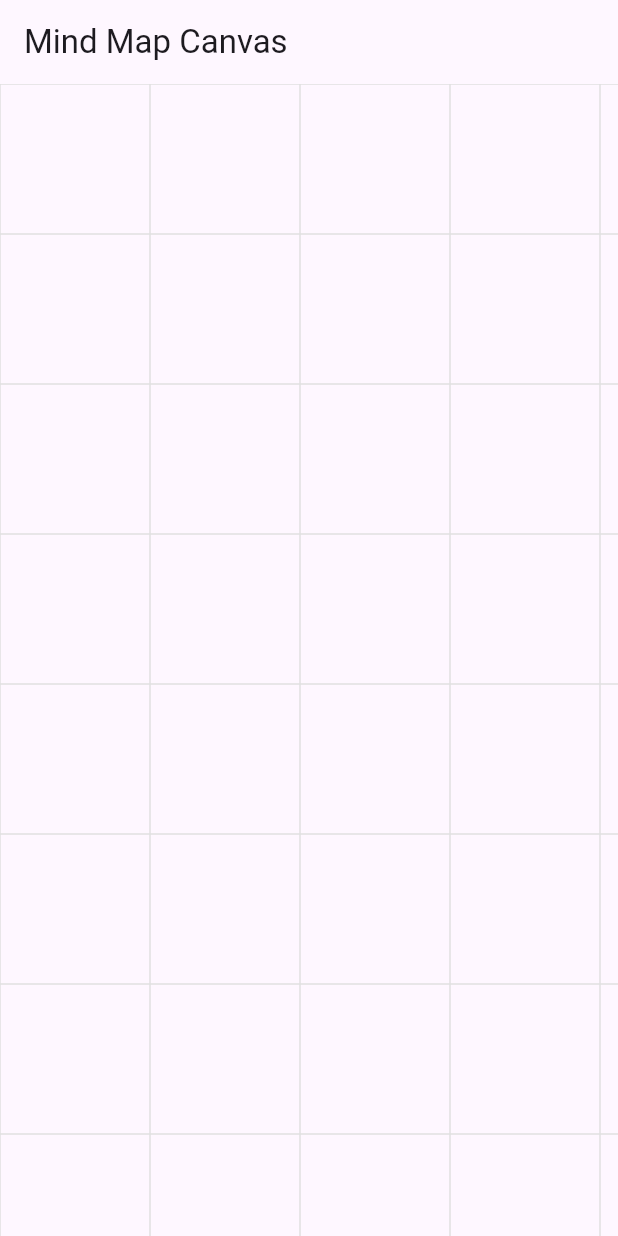
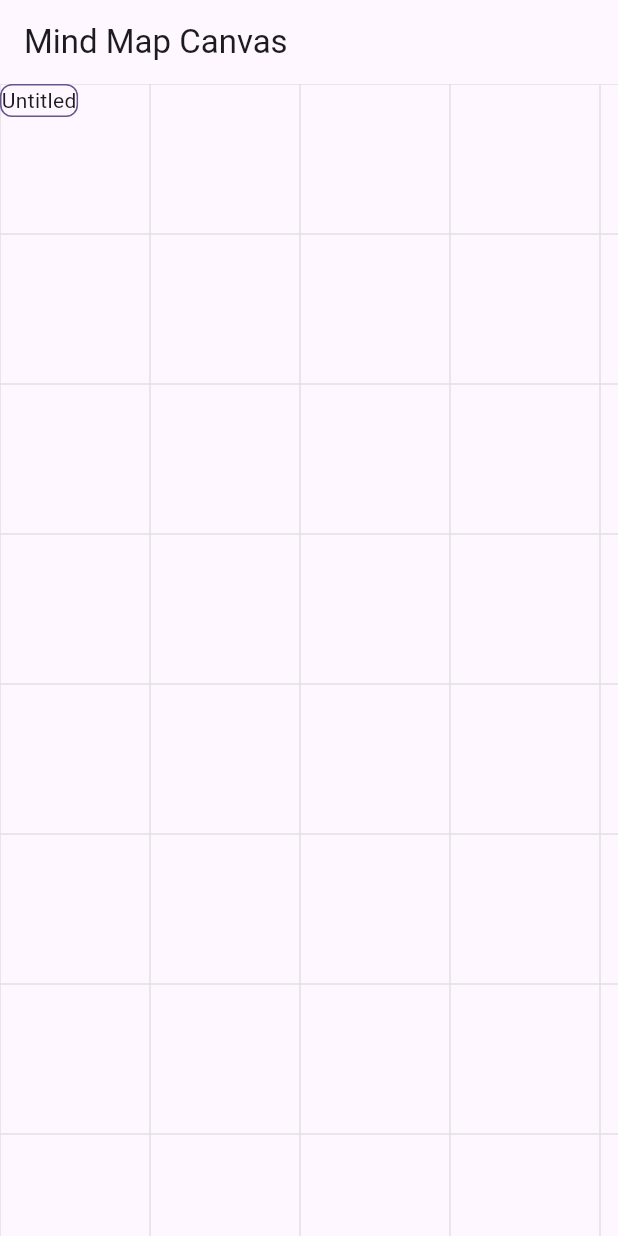
Before and after one commit to hnvcam/teno_mindmap, a Flutter app: the screen it shows after launch, on a phone screen of 412 x 824 dp. Run offline on Flutter 3.47's test engine with Material 3 defaults, Android fonts, the phone set to English and light mode, and no system bars; our stand-ins replace flutter_bloc, freezed_annotation; missing offline and left inert: teno_debug.

Commit message:
Need to recalculate the node position and scale.

```diff
--- a/lib/MindMap.dart
+++ b/lib/MindMap.dart
@@ -1,13 +1,34 @@
+import 'package:flutter/foundation.dart';
 import 'package:flutter/material.dart';
+import 'package:flutter/services.dart';
 import 'package:flutter_bloc/flutter_bloc.dart';
 import 'package:teno_mindmap/canvas/GridCanvas.dart';
 import 'package:teno_mindmap/canvas/bloc/CanvasBloc.dart';
+import 'package:teno_mindmap/dashboard/bloc/DashboardState.dart';
+
+import 'dashboard/Dashboard.dart';
 
 class MindMap extends StatelessWidget {
   const MindMap({super.key});
 
   @override
   Widget build(BuildContext context) {
-    return BlocProvider(create: (_) => CanvasBloc(), child: GridCanvas());
+    if (kIsWeb) {
+      BrowserContextMenu.disableContextMenu();
+    }
+
+    return BlocProvider(
+      create: (_) => CanvasBloc(),
+      child: ClipRect(
+        child: Stack(
+          children: [
+            Positioned.fill(child: GridCanvas()),
+            Positioned.fill(
+              child: Dashboard(dashboardState: DashboardState.empty),
+            ),
+          ],
+        ),
+      ),
+    );
   }
 }
--- a/lib/canvas/GridCanvas.dart
+++ b/lib/canvas/GridCanvas.dart
@@ -14,7 +14,6 @@ class GridCanvas extends StatelessWidget {
   @override
   Widget build(BuildContext context) {
     return CanvasActivityDetector(
-      child: ClipRect(
       child: BlocBuilder<CanvasBloc, CanvasState>(
         builder: (context, state) {
           return CustomPaint(
@@ -22,7 +21,6 @@ class GridCanvas extends StatelessWidget {
             painter: GridPainter(scale: state.scale, offset: state.offset),
           );
         },
-        ),
       ),
     );
   }
--- /dev/null
+++ b/lib/converters/OffsetJsonConverter.dart
@@ -0,0 +1,17 @@
+import 'dart:ui';
+
+import 'package:json_annotation/json_annotation.dart';
+
+class OffsetJsonConverter extends JsonConverter<Offset, Map<String, double>> {
+  const OffsetJsonConverter();
+
+  @override
+  Offset fromJson(Map<String, double> json) {
+    return Offset(json['dx'] ?? 0, json['dy'] ?? 0);
+  }
+
+  @override
+  Map<String, double> toJson(Offset object) {
+    return {'dx': object.dx, 'dy': object.dy};
+  }
+}
--- /dev/null
+++ b/lib/converters/SizeJsonConverter.dart
@@ -0,0 +1,17 @@
+import 'dart:ui';
+
+import 'package:json_annotation/json_annotation.dart';
+
+class SizeJsonConverter extends JsonConverter<Size, Map<String, double>> {
+  const SizeJsonConverter();
+
+  @override
+  Size fromJson(Map<String, double> json) {
+    return Size(json['width'] ?? 0, json['height'] ?? 0);
+  }
+
+  @override
+  Map<String, double> toJson(Size object) {
+    return {'width': object.width, 'height': object.height};
+  }
+}
--- /dev/null
+++ b/lib/dashboard/Dashboard.dart
@@ -0,0 +1,83 @@
+import 'package:flutter/material.dart';
+import 'package:flutter_bloc/flutter_bloc.dart';
+import 'package:teno_mindmap/canvas/bloc/CanvasBloc.dart';
+import 'package:teno_mindmap/models/NodeMeta.dart';
+
+import '../canvas/bloc/CanvasState.dart';
+import '../models/Node.dart';
+import 'bloc/DashboardBloc.dart';
+import 'bloc/DashboardState.dart';
+import 'widgets/DefaultConnectorRenderer.dart';
+import 'widgets/DefaultNodeRenderer.dart';
+
+class Dashboard extends StatelessWidget {
+  static Widget defaultNodeRenderer(
+    BuildContext context,
+    Node node,
+    NodeMeta nodeMeta,
+  ) => DefaultNodeRenderer(node, meta: nodeMeta);
+
+  static Widget defaultConnectorRenderer(
+    BuildContext context,
+    Node parent,
+    Node child,
+    NodeMeta parentMeta,
+    NodeMeta childMeta,
+  ) => DefaultConnectorRenderer(
+    parent: parent,
+    node: child,
+    parentMeta: parentMeta,
+    nodeMeta: childMeta,
+  );
+
+  const Dashboard({
+    super.key,
+    required this.dashboardState,
+    this.nodeRender = defaultNodeRenderer,
+    this.connectorRender = defaultConnectorRenderer,
+  });
+
+  final DashboardState dashboardState;
+  final Widget Function(BuildContext context, Node node, NodeMeta meta)
+  nodeRender;
+  final Widget Function(
+    BuildContext context,
+    Node parent,
+    Node child,
+    NodeMeta parentMeta,
+    NodeMeta childMeta,
+  )
+  connectorRender;
+
+  @override
+  Widget build(BuildContext context) {
+    return BlocProvider(
+      create: (_) => DashboardBloc(dashboardState),
+      child: BlocBuilder<CanvasBloc, CanvasState>(
+        builder: (context, canvasState) {
+          return BlocBuilder<DashboardBloc, DashboardState>(
+            builder: (context, state) {
+              return Stack(
+                children: [
+                  for (final node in state.nodes.values)
+                    Builder(
+                      builder: (context) {
+                        final nodeMeta = state.nodeMetas[node.id]!;
+                        return Transform.translate(
+                          offset: canvasState.offset + nodeMeta.position,
+                          child: Transform.scale(
+                            scale: canvasState.scale,
+                            child: nodeRender(context, node, nodeMeta),
+                          ),
+                        );
+                      },
+                    ),
+                ],
+              );
+            },
+          );
+        },
+      ),
+    );
+  }
+}
--- /dev/null
+++ b/lib/dashboard/bloc/DashboardBloc.dart
@@ -0,0 +1,8 @@
+import 'package:flutter_bloc/flutter_bloc.dart';
+import 'package:teno_mindmap/dashboard/bloc/DashboardState.dart';
+
+part 'DashboardEvent.dart';
+
+class DashboardBloc extends Bloc<DashboardEvent, DashboardState> {
+  DashboardBloc(super.initialState);
+}
--- /dev/null
+++ b/lib/dashboard/bloc/DashboardEvent.dart
@@ -0,0 +1,5 @@
+part of 'DashboardBloc.dart';
+
+sealed class DashboardEvent {
+  const DashboardEvent();
+}
--- /dev/null
+++ b/lib/dashboard/bloc/DashboardState.dart
@@ -0,0 +1,94 @@
+import 'package:freezed_annotation/freezed_annotation.dart';
+import 'package:uuid/uuid.dart';
+
+import '../../models/Node.dart';
+import '../../models/NodeMeta.dart';
+
+part 'generated/DashboardState.freezed.dart';
+part 'generated/DashboardState.g.dart';
+
+@freezed
+sealed class DashboardState with _$DashboardState {
+  static final DashboardState empty = DashboardState().newRoot();
+  static final uuid = Uuid();
+
+  const DashboardState._();
+
+  const factory DashboardState({
+    @Default({}) Map<String, Node> nodes,
+    @Default({}) Map<String, NodeMeta> nodeMetas,
+    Node? root,
+  }) = _DashboardState;
+
+  factory DashboardState.fromJson(Map<String, dynamic> json) =>
+      _$DashboardStateFromJson(json);
+
+  DashboardState newRoot() {
+    if (root != null) {
+      throw Exception('Root already exists');
+    }
+    final rootNode = Node(id: uuid.v4());
+    return copyWith(
+      root: rootNode,
+      nodes: Map.of(nodes)..[rootNode.id] = rootNode,
+      nodeMetas: Map.of(nodeMetas)
+        ..[rootNode.id] = NodeMeta(id: rootNode.id, title: 'Untitled'),
+    );
+  }
+
+  DashboardState addNode({
+    required String parentId,
+    required NodeMeta nodeMeta,
+  }) {
+    if (!nodes.containsKey(parentId)) {
+      throw Exception('Parent node not found');
+    }
+    final parentNode = nodes[parentId];
+    final newNode = Node(id: uuid.v4(), parent: parentNode);
+    final newNodeMeta = nodeMeta.copyWith(id: newNode.id);
+    return copyWith(
+      nodes:
+          Map.of(nodes)
+            ..[newNode.id] = newNode
+            ..[parentId] = parentNode!.copyWith(
+              children: [...parentNode.children, newNode],
+            ),
+      nodeMetas: Map.of(nodeMetas)..[newNode.id] = newNodeMeta,
+    );
+  }
+
+  DashboardState removeNode(String nodeId) {
+    if (!nodes.containsKey(nodeId)) {
+      throw Exception('Node not found');
+    }
+    final node = nodes[nodeId];
+    if (node!.isRoot) {
+      throw Exception('Cannot remove root node');
+    }
+    final parentNode = node.parent;
+    if (parentNode == null) {
+      throw Exception('Node has no parent');
+    }
+    return copyWith(
+      nodes:
+          Map.of(nodes)
+            ..remove(nodeId)
+            ..[parentNode.id] = parentNode.copyWith(
+              children:
+                  parentNode.children
+                      .where((child) => child.id != nodeId)
+                      .toList(),
+            ),
+      nodeMetas: Map.of(nodeMetas)..remove(nodeId),
+    );
+  }
+
+  DashboardState updateNode(String nodeId, NodeMeta newMeta) {
+    if (!nodes.containsKey(nodeId)) {
+      throw Exception('Node not found');
+    }
+    return copyWith(
+      nodeMetas: Map.of(nodeMetas)..[nodeId] = newMeta.copyWith(id: nodeId),
+    );
+  }
+}
--- /dev/null
+++ b/lib/dashboard/widgets/DefaultNodeRenderer.dart
@@ -0,0 +1,23 @@
+import 'package:flutter/material.dart';
+
+import '../../models/Node.dart';
+import '../../models/NodeMeta.dart';
+
+class DefaultNodeRenderer extends StatelessWidget {
+  const DefaultNodeRenderer(this.node, {super.key, required this.meta});
+
+  final Node node;
+  final NodeMeta meta;
+
+  @override
+  Widget build(BuildContext context) {
+    final theme = Theme.of(context);
+    return Container(
+      decoration: BoxDecoration(
+        borderRadius: BorderRadius.circular(8),
+        border: Border.all(color: theme.primaryColor),
+      ),
+      child: Text(meta.title),
+    );
+  }
+}
--- /dev/null
+++ b/lib/models/Node.dart
@@ -0,0 +1,20 @@
+import 'package:freezed_annotation/freezed_annotation.dart';
+
+part 'generated/Node.freezed.dart';
+part 'generated/Node.g.dart';
+
+@freezed
+sealed class Node with _$Node {
+  const Node._();
+
+  const factory Node({
+    required String id,
+    @Default([]) List<Node> children,
+    Node? parent,
+  }) = _Node;
+
+  factory Node.fromJson(Map<String, dynamic> json) => _$NodeFromJson(json);
+
+  bool get isLeaf => children.isEmpty;
+  bool get isRoot => parent == null;
+}
--- /dev/null
+++ b/lib/models/NodeMeta.dart
@@ -0,0 +1,23 @@
+import 'dart:ui';
+
+import 'package:freezed_annotation/freezed_annotation.dart';
+import 'package:teno_mindmap/converters/OffsetJsonConverter.dart';
+import 'package:teno_mindmap/converters/SizeJsonConverter.dart';
+
+part 'generated/NodeMeta.freezed.dart';
+part 'generated/NodeMeta.g.dart';
+
+@freezed
+sealed class NodeMeta with _$NodeMeta {
+  const factory NodeMeta({
+    String? id,
+    required String title,
+    @OffsetJsonConverter() @Default(Offset.zero) Offset position,
+    @SizeJsonConverter() @Default(Size.zero) Size size,
+    @Default('default') String type,
+    @Default({}) Map<String, dynamic> data,
+  }) = _NodeMeta;
+
+  factory NodeMeta.fromJson(Map<String, dynamic> json) =>
+      _$NodeMetaFromJson(json);
+}
--- a/pubspec.yaml
+++ b/pubspec.yaml
@@ -12,6 +12,8 @@ dependencies:
     sdk: flutter
   flutter_bloc: ^9.1.1
   freezed_annotation: ^3.0.0
+  json_annotation: ^4.9.0
+  uuid: ^4.5.1
 
 dev_dependencies:
   flutter_test:
@@ -20,6 +22,7 @@ dev_dependencies:
   build_runner: ^2.5.4
   freezed: ^3.0.6
   logging: ^1.3.0
+  json_serializable: ^6.9.5
 
 # For information on the generic Dart part of this file, see the
 # following page: https://dart.dev/tools/pub/pubspec
```
Also changed, not shown: analysis_options.yaml (+10 -0 lines), lib/dashboard/widgets/DefaultConnectorRenderer.dart (added, +24 -0 lines), examples/pubspec.lock, lib/canvas/bloc/generated/CanvasState.freezed.dart, lib/dashboard/bloc/generated/DashboardState.freezed.dart (added), lib/dashboard/bloc/generated/DashboardState.g.dart (added), lib/models/generated/Node.freezed.dart (added), lib/models/generated/Node.g.dart (added), lib/models/generated/NodeMeta.freezed.dart (added), lib/models/generated/NodeMeta.g.dart (added). Lines whose indentation alone changed are shown as unchanged.
